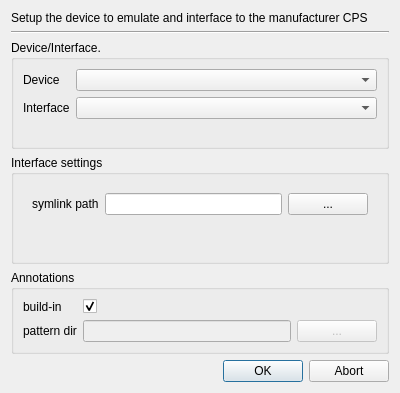
This is src/setupdialog.ui in dmr-tools/anytone-emu as Qt 5 draws it before an edit. The edited form follows.
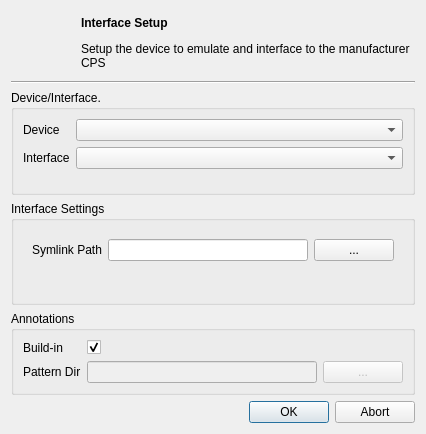
This is the edited form.

Commit message: Fixed icon issues.

The edit to the form file:
```diff
--- a/src/setupdialog.ui
+++ b/src/setupdialog.ui
@@ -6,8 +6,8 @@
    <rect>
     <x>0</x>
     <y>0</y>
-    <width>400</width>
-    <height>393</height>
+    <width>426</width>
+    <height>434</height>
    </rect>
   </property>
   <property name="windowTitle">
@@ -18,20 +18,41 @@
   </property>
   <layout class="QVBoxLayout" name="verticalLayout_2">
    <item>
+    <layout class="QHBoxLayout" name="horizontalLayout_3">
+     <item>
+      <widget class="QLabel" name="iconLabel">
+       <property name="sizePolicy">
+        <sizepolicy hsizetype="Minimum" vsizetype="Minimum">
+         <horstretch>0</horstretch>
+         <verstretch>0</verstretch>
+        </sizepolicy>
+       </property>
+       <property name="minimumSize">
+        <size>
+         <width>64</width>
+         <height>64</height>
+        </size>
+       </property>
+      </widget>
+     </item>
+     <item>
     <widget class="QLabel" name="label">
      <property name="sizePolicy">
-      <sizepolicy hsizetype="Preferred" vsizetype="Minimum">
+        <sizepolicy hsizetype="MinimumExpanding" vsizetype="Preferred">
        <horstretch>0</horstretch>
        <verstretch>0</verstretch>
       </sizepolicy>
      </property>
      <property name="text">
-      <string>Setup the device to emulate and interface to the manufacturer CPS</string>
+        <string notr="true">&lt;h4&gt;Interface Setup&lt;/h4&gt;
+&lt;p&gt;Setup the device to emulate and interface to the manufacturer CPS&lt;/p&gt;</string>
      </property>
      <property name="wordWrap">
       <bool>true</bool>
      </property>
     </widget>
+     </item>
+    </layout>
    </item>
    <item>
     <widget class="Line" name="line">
@@ -78,7 +99,7 @@
    <item>
     <widget class="QGroupBox" name="groupBox_2">
      <property name="title">
-      <string>Interface settings</string>
+      <string>Interface Settings</string>
      </property>
      <layout class="QVBoxLayout" name="verticalLayout_3">
       <item>
@@ -91,7 +112,7 @@
           <item row="0" column="0">
            <widget class="QLabel" name="label_3">
             <property name="text">
-             <string>symlink path</string>
+             <string>Symlink Path</string>
             </property>
            </widget>
           </item>
@@ -159,7 +180,7 @@
       <item row="0" column="0">
        <widget class="QLabel" name="label_4">
         <property name="text">
-         <string>build-in</string>
+         <string>Build-in</string>
         </property>
        </widget>
       </item>
@@ -176,7 +197,7 @@
       <item row="1" column="0">
        <widget class="QLabel" name="label_5">
         <property name="text">
-         <string>pattern dir</string>
+         <string>Pattern Dir</string>
         </property>
        </widget>
       </item>
```
Left out of the diff: 18 changed lines with no effect on the pictures. Lines whose indentation alone changed are shown as unchanged. The commit also changes 79 other files.
